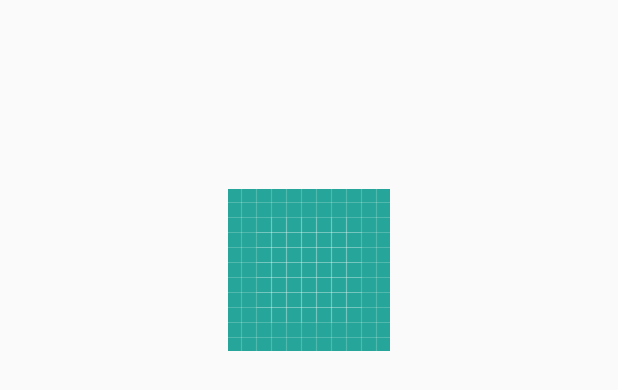
After one commit to CSSAC/Karyo-Virtual-Assistant, an Android app: the layout level_up_reward.xml on its own in the app's theme, with its tools: preview values and no code run, on a phone screen of 412 x 824 dp. The commit adds this screen. Shown: the top 390 px of the screen. Run offline under Robolectric (Android 15) with nearby library versions, the phone set to English and light mode, and no system bars.

Commit message:
Level-up reward layout added (change imageview to be done)

```diff
--- a/app/build.gradle
+++ b/app/build.gradle
@@ -37,4 +37,5 @@ dependencies {
 
 
 
+
 apply plugin: 'com.google.gms.google-services'
--- /dev/null
+++ b/app/src/main/res/layout/level_up_mcq.xml
@@ -0,0 +1,6 @@
+<?xml version="1.0" encoding="utf-8"?>
+<android.support.constraint.ConstraintLayout
+    xmlns:android="http://schemas.android.com/apk/res/android" android:layout_width="match_parent"
+    android:layout_height="match_parent">
+
+</android.support.constraint.ConstraintLayout>
--- /dev/null
+++ b/app/src/main/res/layout/level_up_reward.xml
@@ -0,0 +1,18 @@
+<?xml version="1.0" encoding="utf-8"?>
+<android.support.constraint.ConstraintLayout xmlns:android="http://schemas.android.com/apk/res/android"
+    xmlns:app="http://schemas.android.com/apk/res-auto"
+    xmlns:tools="http://schemas.android.com/tools"
+    android:layout_width="match_parent"
+    android:layout_height="match_parent"
+    tools:context="org.cssac.karyovirtualassistantforautistickids.LevelUpRewardActivity">
+
+    <ImageView
+        android:id="@+id/idReward"
+        android:layout_width="wrap_content"
+        android:layout_height="112dp"
+        android:layout_marginTop="124dp"
+        app:layout_constraintLeft_toLeftOf="parent"
+        app:layout_constraintRight_toRightOf="parent"
+        app:layout_constraintTop_toTopOf="parent"
+        app:srcCompat="@drawable/ic_launcher_background" />
+</android.support.constraint.ConstraintLayout>
```
Also changed, not shown: app/src/main/AndroidManifest.xml (+6 -12 lines), app/src/main/java/org/cssac/karyovirtualassistantforautistickids/MCQGameActivity.java (+41 -10 lines), app/src/main/res/layout-land/load_game_screen.xml (added, +19 -0 lines), app/src/main/res/layout-land/retry_mcq.xml (added, +30 -0 lines).
